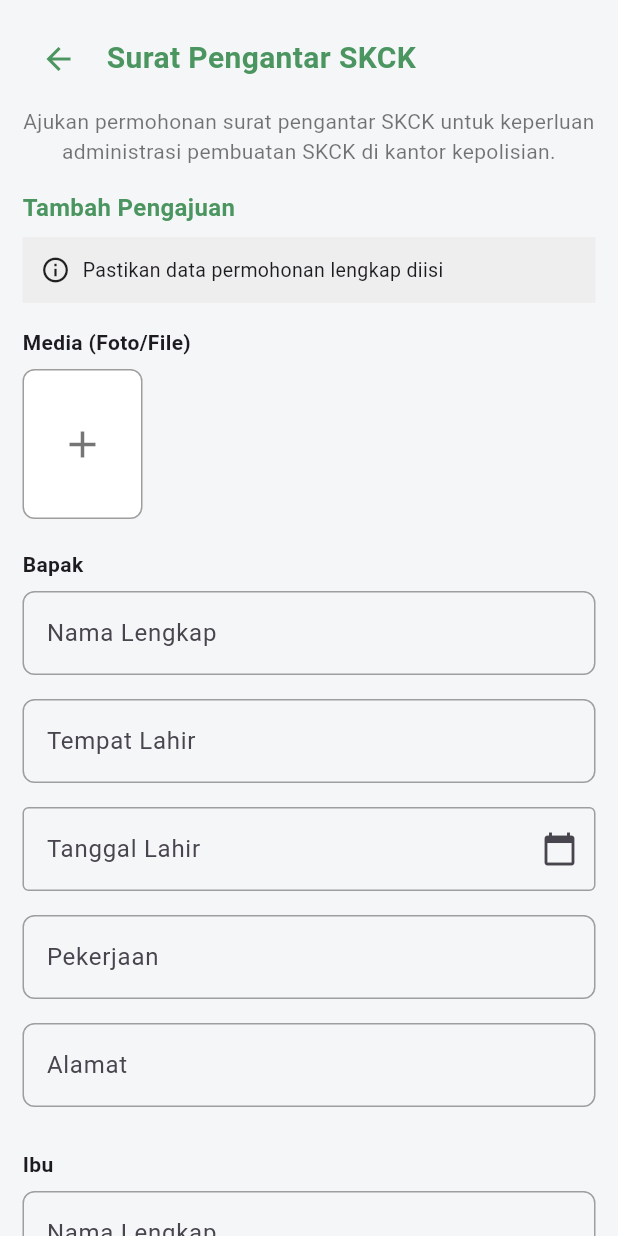
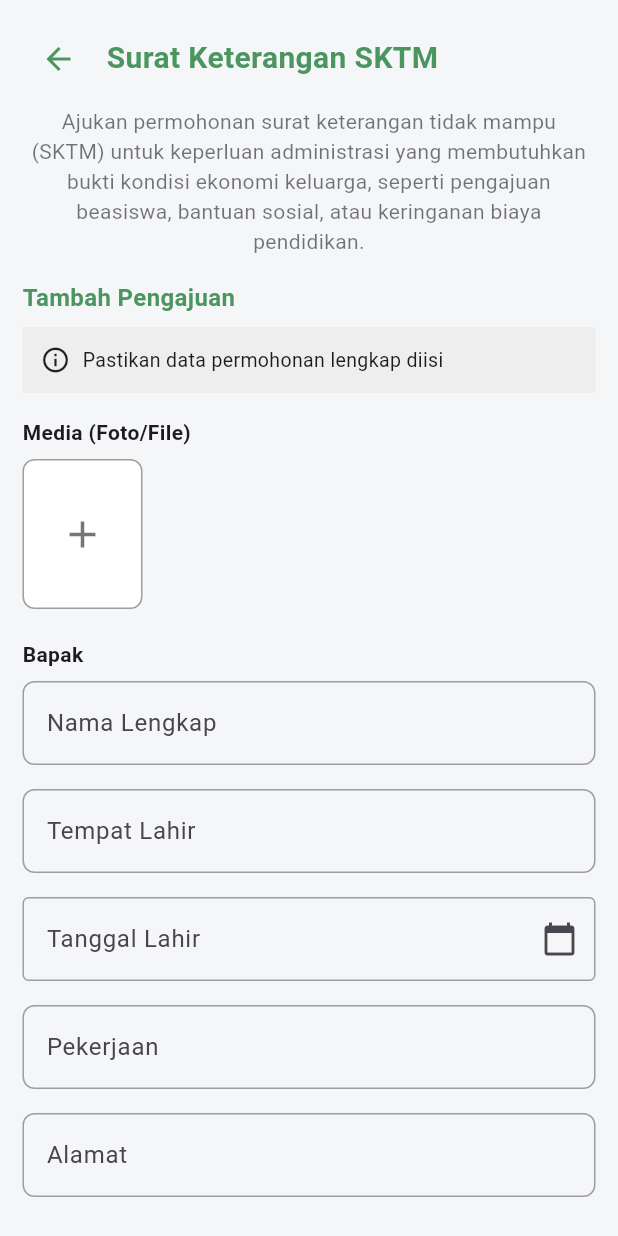
Before and after one commit to Donnz9/E-LaDes-2.0, a Flutter app: the SuratKeteranganTidakMampu screen opened directly with empty values, on a phone screen of 412 x 824 dp. Run offline on Flutter 3.47's test engine with Material 3 defaults, Android fonts, the phone set to English and light mode, and no system bars; our stand-ins replace file_picker, firebase_auth, firebase_core, google_fonts, google_sign_in, image_picker and 2 more; accounts and stored records are empty.

Commit message:
revisi sktm

```diff
--- a/lib/Pages/Screens/Pengajuan/surat keterangan/sktm.dart
+++ b/lib/Pages/Screens/Pengajuan/surat keterangan/sktm.dart
@@ -84,7 +84,7 @@ class _SuratKeteranganTidakMampuState extends State<SuratKeteranganTidakMampu> {
                   ),
                   const SizedBox(width: 8),
                   const Text(
-                    "Surat Pengantar SKCK",
+                    "Surat Keterangan SKTM",
                     style: TextStyle(
                       fontSize: 20,
                       fontWeight: FontWeight.bold,
@@ -97,7 +97,7 @@ class _SuratKeteranganTidakMampuState extends State<SuratKeteranganTidakMampu> {
               const SizedBox(height: 8),
               const Center(
                 child: Text(
-                  "Ajukan permohonan surat pengantar SKCK untuk keperluan administrasi pembuatan SKCK di kantor kepolisian.",
+                  "Ajukan permohonan surat keterangan tidak mampu (SKTM) untuk keperluan administrasi yang membutuhkan bukti kondisi ekonomi keluarga, seperti pengajuan beasiswa, bantuan sosial, atau keringanan biaya pendidikan.",
                   style: TextStyle(
                     fontSize: 14,
                     color: Colors.black54,
```
Lines whose indentation alone changed are shown as unchanged.
